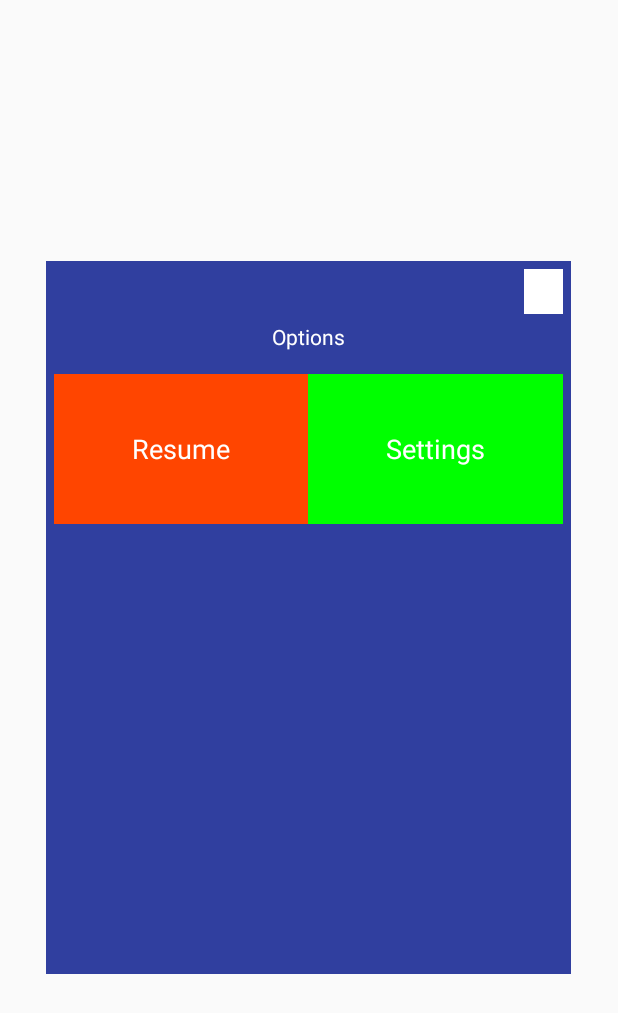
After one commit to robrons/M4thKids, an Android app: the layout custompopup.xml on its own in the app's theme, with its tools: preview values and no code run, on a phone screen of 412 x 824 dp. The commit adds this screen. Shown: the top 1013 px of the screen. Run offline under Robolectric (Android 15) with nearby library versions, the phone set to English and light mode, and no system bars.

```diff
--- /dev/null
+++ b/app/src/main/res/drawable/buttonstyle.xml
@@ -0,0 +1,4 @@
+<?xml version="1.0" encoding="utf-8"?>
+<selector xmlns:android="http://schemas.android.com/apk/res/android">
+
+</selector>
--- /dev/null
+++ b/app/src/main/res/layout/custompopup.xml
@@ -0,0 +1,77 @@
+<?xml version="1.0" encoding="utf-8"?>
+<LinearLayout xmlns:android="http://schemas.android.com/apk/res/android"
+    android:orientation="vertical"
+    android:layout_width="350dp"
+    android:layout_height="475dp"
+    android:background="@color/colorPrimaryDark"
+    android:padding="5dp"
+    android:layout_gravity="center">
+
+    <TextView
+        android:id="@+id/txtclose"
+        android:layout_width="26dp"
+        android:layout_height="30dp"
+        android:layout_gravity="end"
+        android:background="@color/white"
+        android:gravity="center"
+        android:text="X"
+        android:textColor="@android:color/background_light"
+        android:textStyle="bold" />
+
+    <LinearLayout
+        android:layout_width="match_parent"
+        android:layout_height="wrap_content"
+        android:orientation="vertical">
+
+        <TextView
+            android:layout_width="wrap_content"
+            android:layout_height="wrap_content"
+            android:layout_gravity="center_horizontal"
+            android:layout_marginTop="5dp"
+            android:text="Options"
+            android:textColor="@android:color/background_light" />
+    </LinearLayout>
+
+    <LinearLayout
+        android:layout_width="match_parent"
+        android:layout_height="wrap_content"
+        android:layout_marginTop="15dp"
+        android:orientation="horizontal"
+        android:baselineAligned="false">
+
+        <LinearLayout
+            android:layout_width="0dp"
+            android:layout_height="100dp"
+            android:layout_weight="1"
+            android:background="@color/orange"
+            android:gravity="center"
+            android:orientation="vertical">
+
+            <TextView
+                android:layout_width="wrap_content"
+                android:layout_height="wrap_content"
+                android:text="Resume"
+                android:textColor="@android:color/background_light"
+                android:textSize="18sp" />
+        </LinearLayout>
+
+        <LinearLayout
+            android:layout_width="0dp"
+            android:layout_height="100dp"
+            android:layout_weight="1"
+            android:background="@color/green"
+            android:gravity="center"
+            android:orientation="vertical">
+
+            <TextView
+                android:layout_width="wrap_content"
+                android:layout_height="wrap_content"
+                android:text="Settings"
+                android:textColor="@android:color/background_light"
+                android:textSize="18sp" />
+
+        </LinearLayout>
+
+    </LinearLayout>
+
+</LinearLayout>
--- a/app/src/main/res/values/colors.xml
+++ b/app/src/main/res/values/colors.xml
@@ -3,4 +3,8 @@
     <color name="colorPrimary">#3F51B5</color>
     <color name="colorPrimaryDark">#303F9F</color>
     <color name="colorAccent">#FF4081</color>
+    <color name="white">#FFFFFF</color>
+    <color name="orange">#FF4500</color>
+    <color name="green">#00FF00</color>
+
 </resources>
--- a/app/src/main/res/values/styles.xml
+++ b/app/src/main/res/values/styles.xml
@@ -1,7 +1,7 @@
 <resources>
 
     <!-- Base application theme. -->
-    <style name="AppTheme" parent="Theme.AppCompat.Light.DarkActionBar">
+    <style name="AppTheme" parent="Theme.AppCompat.Light.NoActionBar">
         <!-- Customize your theme here. -->
         <item name="colorPrimary">@color/colorPrimary</item>
         <item name="colorPrimaryDark">@color/colorPrimaryDark</item>
--- a/build.gradle
+++ b/build.gradle
@@ -7,7 +7,7 @@ buildscript {
         jcenter()
     }
     dependencies {
-        classpath 'com.android.tools.build:gradle:3.0.1'
+        classpath 'com.android.tools.build:gradle:3.1.0'
 
 
         // NOTE: Do not place your application dependencies here; they belong
```
Also changed, not shown: app/src/main/java/com/example/robin/m4thkidsapp/MainActivity.java (+24 -1 lines), app/src/main/res/layout/activity_main.xml (+10 -8 lines), gradle/wrapper/gradle-wrapper.properties.
